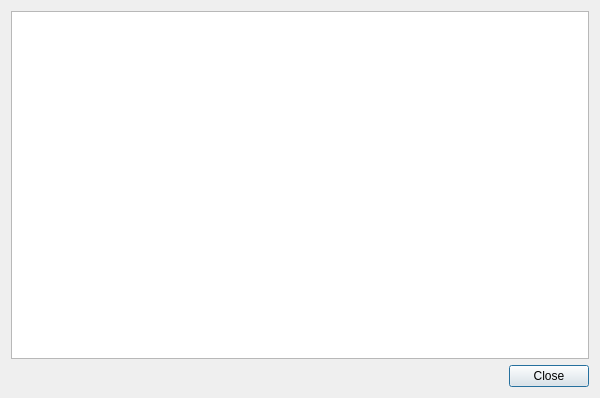
classicimageviewer/ClassicImageViewer, file src/dialogs/shortcutsdialog.ui: the form before one commit.
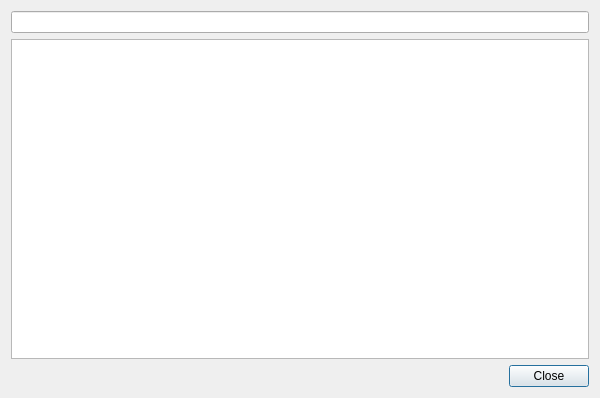
The form after the commit.

Diff of the .ui file:
```diff
--- a/src/dialogs/shortcutsdialog.ui
+++ b/src/dialogs/shortcutsdialog.ui
@@ -29,9 +29,12 @@
    </item>
    <item row="0" column="0">
     <layout class="QGridLayout" name="gridLayout">
-     <item row="0" column="0">
+     <item row="1" column="0">
       <widget class="QTableView" name="tableView"/>
      </item>
+     <item row="0" column="0">
+      <widget class="QLineEdit" name="lineEdit"/>
+     </item>
     </layout>
    </item>
   </layout>
```
